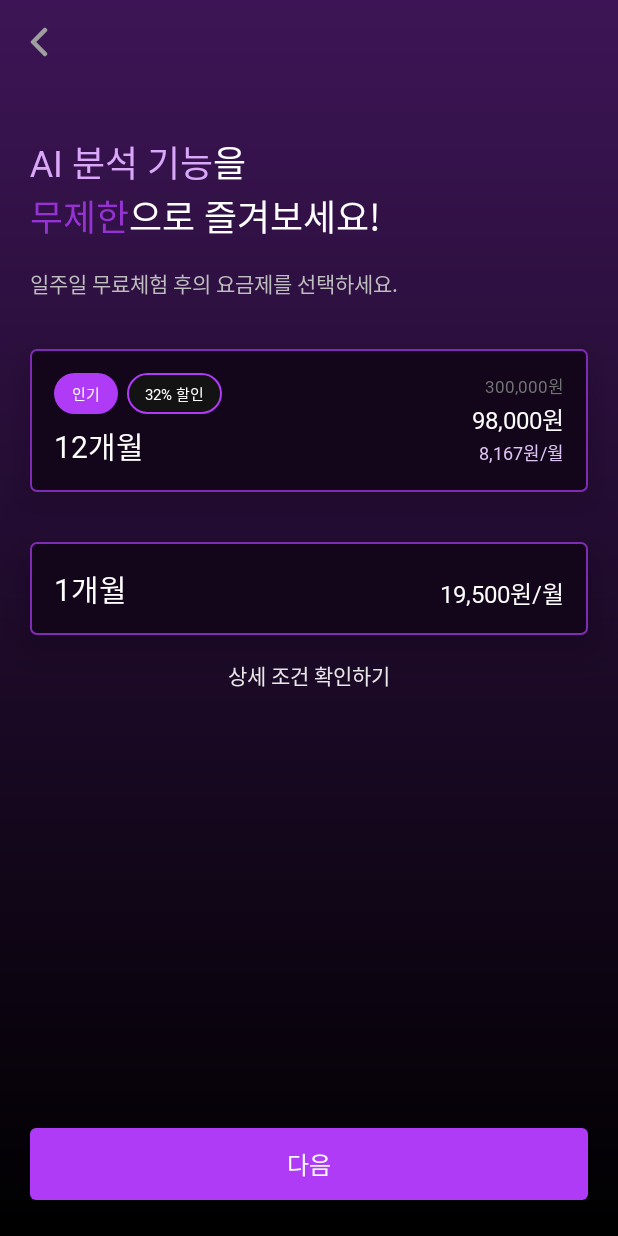
After one commit to Kusitms-29th-Soullive-C/frontend, an Android app: the fragment SubscribeFragment shown on its own in the app's theme, on a phone screen of 412 x 824 dp. The commit adds this screen. Run offline under Robolectric (Android 15) with nearby library versions, the phone set to English and light mode, and no system bars.

Commit message:
Design: 구독페이지 XML

```diff
--- /dev/null
+++ b/app/src/main/java/com/example/soullive/ui/event/SubscribeFragment.kt
@@ -0,0 +1,42 @@
+package com.example.soullive.ui.event
+
+import android.os.Bundle
+import androidx.fragment.app.Fragment
+import android.view.LayoutInflater
+import android.view.View
+import android.view.ViewGroup
+import androidx.navigation.fragment.findNavController
+import com.example.soullive.R
+import com.example.soullive.databinding.FragmentSubscribeBinding
+
+class SubscribeFragment : Fragment() {
+
+    private var _binding: FragmentSubscribeBinding? = null
+    private val binding get() = _binding!!
+
+    override fun onCreateView(
+        inflater: LayoutInflater,
+        container: ViewGroup?,
+        savedInstanceState: Bundle?
+    ): View? {
+        _binding = FragmentSubscribeBinding.inflate(inflater, container, false)
+        return binding.root
+
+    }
+
+    override fun onViewCreated(view: View, savedInstanceState: Bundle?) {
+        super.onViewCreated(view, savedInstanceState)
+        setBackButton()
+    }
+    private fun setBackButton() {
+        binding.subscribeToolbar.setNavigationOnClickListener {
+            val navController = findNavController()
+            navController.navigateUp()
+        }
+    }
+
+    override fun onDestroyView() {
+        super.onDestroyView()
+        _binding = null
+    }
+}
--- /dev/null
+++ b/app/src/main/res/drawable/bg_btn_keyword_border.xml
@@ -0,0 +1,6 @@
+<?xml version="1.0" encoding="utf-8"?>
+<shape xmlns:android="http://schemas.android.com/apk/res/android">
+    <solid android:color="@color/grey_900" />
+    <stroke android:width="1dp" android:color="@color/purple_400" />
+    <corners android:radius="1000dp" />
+</shape>
--- a/app/src/main/res/drawable/bg_btn_subscribe_selector.xml
+++ b/app/src/main/res/drawable/bg_btn_subscribe_selector.xml
@@ -1,13 +1,13 @@
 <?xml version="1.0" encoding="utf-8"?>
 <selector xmlns:android="http://schemas.android.com/apk/res/android">
-    <item android:state_pressed="true">
+    <item android:state_selected="true">
         <shape>
             <solid android:color="@color/purple_800" />
             <stroke android:width="1dp" android:color="@color/outline_02" />
             <corners android:radius="4dp" />
         </shape>
     </item>
-    <item android:state_pressed="false">
+    <item android:state_selected="false">
         <shape>
             <solid android:color="@color/purple_900" />
             <stroke android:width="1dp" android:color="@color/outline_02" />
--- /dev/null
+++ b/app/src/main/res/layout/fragment_subscribe.xml
@@ -0,0 +1,245 @@
+<?xml version="1.0" encoding="utf-8"?>
+<androidx.constraintlayout.widget.ConstraintLayout xmlns:android="http://schemas.android.com/apk/res/android"
+    xmlns:app="http://schemas.android.com/apk/res-auto"
+    xmlns:tools="http://schemas.android.com/tools"
+    android:layout_width="match_parent"
+    android:layout_height="match_parent"
+    android:background="@drawable/gradient_popup"
+    tools:context=".ui.event.SubscribeFragment">
+
+    <com.google.android.material.appbar.MaterialToolbar
+        android:id="@+id/subscribe_toolbar"
+        android:layout_width="0dp"
+        android:layout_height="?attr/actionBarSize"
+        app:layout_constraintEnd_toEndOf="parent"
+        app:layout_constraintStart_toStartOf="parent"
+        app:layout_constraintTop_toTopOf="parent"
+        app:navigationIcon="@drawable/ic_arrow_left" />
+
+    <TextView
+        android:id="@+id/tv_subscribe_title1"
+        android:layout_width="wrap_content"
+        android:layout_height="wrap_content"
+        android:layout_marginStart="20dp"
+        android:layout_marginTop="34dp"
+        android:fontFamily="@font/pretendard_bold"
+        android:text="@string/AI_분석_기능"
+        android:textColor="@color/purple_100"
+        android:textSize="24sp"
+        app:layout_constraintStart_toStartOf="parent"
+        app:layout_constraintTop_toBottomOf="@id/subscribe_toolbar" />
+
+    <TextView
+        android:id="@+id/tv_subscribe_title2"
+        android:layout_width="wrap_content"
+        android:layout_height="wrap_content"
+        android:layout_marginTop="34dp"
+        android:fontFamily="@font/pretendard_bold"
+        android:text="@string/을"
+        android:textColor="@color/white"
+        android:textSize="24sp"
+        app:layout_constraintStart_toEndOf="@id/tv_subscribe_title1"
+        app:layout_constraintTop_toBottomOf="@id/subscribe_toolbar" />
+
+    <TextView
+        android:id="@+id/tv_subscribe_title3"
+        android:layout_width="wrap_content"
+        android:layout_height="wrap_content"
+        android:layout_marginStart="20dp"
+        android:fontFamily="@font/pretendard_bold"
+        android:text="@string/무제한"
+        android:textColor="@color/purple_500"
+        android:textSize="24sp"
+        app:layout_constraintStart_toStartOf="parent"
+        app:layout_constraintTop_toBottomOf="@id/tv_subscribe_title1" />
+
+    <TextView
+        android:id="@+id/tv_event_popup_title4"
+        android:layout_width="wrap_content"
+        android:layout_height="wrap_content"
+        android:fontFamily="@font/pretendard_bold"
+        android:text="@string/으로_즐겨보세요"
+        android:textColor="@color/white"
+        android:textSize="24sp"
+        app:layout_constraintStart_toEndOf="@id/tv_subscribe_title3"
+        app:layout_constraintTop_toBottomOf="@id/tv_subscribe_title1" />
+
+    <TextView
+        android:id="@+id/tv_on_boarding_script"
+        android:layout_width="match_parent"
+        android:layout_height="wrap_content"
+        android:layout_marginStart="20dp"
+        android:layout_marginTop="16dp"
+        android:layout_marginEnd="20dp"
+        android:fontFamily="@font/pretendard_medium"
+        android:text="@string/일주일_무료체험_후의_요금제를_선택하세요"
+        android:textColor="@color/grey_100"
+        android:textSize="14sp"
+        app:layout_constraintStart_toStartOf="parent"
+        app:layout_constraintTop_toBottomOf="@id/tv_subscribe_title3" />
+
+    <androidx.constraintlayout.widget.ConstraintLayout
+        android:id="@+id/subscribe1"
+        android:layout_width="match_parent"
+        android:layout_height="wrap_content"
+        android:layout_marginHorizontal="20dp"
+        android:layout_marginTop="33dp"
+        android:background="@drawable/bg_btn_subscribe_selector"
+        android:elevation="15dp"
+        android:paddingHorizontal="16dp"
+        android:paddingVertical="16dp"
+        app:layout_constraintEnd_toEndOf="parent"
+        app:layout_constraintStart_toStartOf="parent"
+        app:layout_constraintTop_toBottomOf="@id/tv_on_boarding_script">
+
+        <TextView
+            android:id="@+id/tv_subscribe1_keyword1"
+            android:layout_width="wrap_content"
+            android:layout_height="wrap_content"
+            android:background="@drawable/bg_btn_keyword"
+            android:backgroundTint="@color/purple_400"
+            android:fontFamily="@font/pretendard_medium"
+            android:paddingHorizontal="12dp"
+            android:paddingVertical="6dp"
+            android:text="@string/인기"
+            android:textColor="@color/white"
+            android:textSize="10sp"
+            app:layout_constraintStart_toStartOf="parent"
+            app:layout_constraintTop_toTopOf="parent" />
+
+        <TextView
+            android:id="@+id/tv_subscribe1_keyword2"
+            android:layout_width="wrap_content"
+            android:layout_height="wrap_content"
+            android:layout_marginStart="6dp"
+            android:background="@drawable/bg_btn_keyword_border"
+            android:fontFamily="@font/pretendard_medium"
+            android:paddingHorizontal="12dp"
+            android:paddingVertical="6dp"
+            android:text="@string/삼십이퍼센트_할인"
+            android:textColor="@color/white"
+            android:textSize="10sp"
+            app:layout_constraintStart_toEndOf="@id/tv_subscribe1_keyword1"
+            app:layout_constraintTop_toTopOf="parent" />
+
+        <TextView
+            android:id="@+id/tv_subscribe1"
+            android:layout_width="wrap_content"
+            android:layout_height="wrap_content"
+            android:layout_marginTop="6dp"
+            android:fontFamily="@font/pretendard_medium"
+            android:text="@string/십이개월"
+            android:textColor="@color/white"
+            android:textSize="20sp"
+            app:layout_constraintBottom_toBottomOf="parent"
+            app:layout_constraintStart_toStartOf="parent"
+            app:layout_constraintTop_toBottomOf="@id/tv_subscribe1_keyword1" />
+
+        <TextView
+            android:id="@+id/tv_subscribe1_price1"
+            android:layout_width="wrap_content"
+            android:layout_height="wrap_content"
+            android:fontFamily="@font/pretendard_medium"
+            android:text="@string/삼십만원"
+            android:textColor="@color/grey_200"
+            android:textSize="11sp"
+            app:layout_constraintEnd_toEndOf="parent"
+            app:layout_constraintTop_toTopOf="parent" />
+
+        <TextView
+            android:id="@+id/tv_subscribe1_price2"
+            android:layout_width="wrap_content"
+            android:layout_height="wrap_content"
+            android:fontFamily="@font/pretendard_bold"
+            android:text="@string/구만팔천원"
+            android:textColor="@color/white"
+            android:textSize="16sp"
+            app:layout_constraintBottom_toTopOf="@id/tv_subscribe1_price3"
+            app:layout_constraintEnd_toEndOf="parent"
+            app:layout_constraintTop_toBottomOf="@id/tv_subscribe1_price1" />
+
+        <TextView
+            android:id="@+id/tv_subscribe1_price3"
+            android:layout_width="wrap_content"
+            android:layout_height="wrap_content"
+            android:fontFamily="@font/pretendard_medium"
+            android:text="@string/팔천백육십칠원월"
+            android:textColor="@color/purple_50"
+            android:textSize="12sp"
+            app:layout_constraintBottom_toBottomOf="parent"
+            app:layout_constraintEnd_toEndOf="parent"
+            app:layout_constraintTop_toBottomOf="@id/tv_subscribe1_price2" />
+
+
+    </androidx.constraintlayout.widget.ConstraintLayout>
+
+    <androidx.constraintlayout.widget.ConstraintLayout
+        android:id="@+id/subscribe2"
+        android:layout_width="match_parent"
+        android:layout_height="wrap_content"
+        android:layout_marginHorizontal="20dp"
+        android:layout_marginTop="33dp"
+        android:background="@drawable/bg_btn_subscribe_selector"
+        android:elevation="15dp"
+        android:paddingHorizontal="16dp"
+        android:paddingVertical="16dp"
+        app:layout_constraintEnd_toEndOf="parent"
+        app:layout_constraintStart_toStartOf="parent"
+        app:layout_constraintTop_toBottomOf="@id/subscribe1">
+
+        <TextView
+            android:id="@+id/tv_subscribe2"
+            android:layout_width="wrap_content"
+            android:layout_height="wrap_content"
+            android:layout_marginTop="6dp"
+            android:fontFamily="@font/pretendard_medium"
+            android:text="@string/일개월"
+            android:textColor="@color/white"
+            android:textSize="20sp"
+            app:layout_constraintBottom_toBottomOf="parent"
+            app:layout_constraintStart_toStartOf="parent" />
+
+
+        <TextView
+            android:id="@+id/tv_subscribe2_price"
+            android:layout_width="wrap_content"
+            android:layout_height="wrap_content"
+            android:fontFamily="@font/pretendard_bold"
+            android:text="@string/만구천오백원월"
+            android:textColor="@color/white"
+            android:textSize="16sp"
+            app:layout_constraintBottom_toBottomOf="parent"
+            app:layout_constraintEnd_toEndOf="parent" />
+
+
+    </androidx.constraintlayout.widget.ConstraintLayout>
+
+    <TextView
+        android:layout_width="wrap_content"
+        android:layout_height="wrap_content"
+        android:layout_marginTop="16dp"
+        android:fontFamily="@font/pretendard_medium"
+        android:text="@string/상세_조건_확인하기"
+        android:textColor="@color/grey_50"
+        app:layout_constraintEnd_toEndOf="parent"
+        app:layout_constraintStart_toStartOf="parent"
+        app:layout_constraintTop_toBottomOf="@id/subscribe2" />
+
+    <androidx.appcompat.widget.AppCompatButton
+        android:id="@+id/btn_subscribe_next"
+        android:layout_width="0dp"
+        android:layout_height="wrap_content"
+        android:layout_marginStart="20dp"
+        android:layout_marginEnd="20dp"
+        android:layout_marginBottom="24dp"
+        android:background="@drawable/bg_input_btn_selector"
+        android:fontFamily="@font/pretendard_medium"
+        android:gravity="center"
+        android:text="@string/btn_next"
+        android:textColor="@color/btn_input_text_selector"
+        android:textSize="16sp"
+        app:layout_constraintBottom_toBottomOf="parent"
+        app:layout_constraintEnd_toEndOf="parent"
+        app:layout_constraintStart_toStartOf="parent" />
+
+</androidx.constraintlayout.widget.ConstraintLayout>
--- a/app/src/main/res/values/colors.xml
+++ b/app/src/main/res/values/colors.xml
@@ -7,15 +7,17 @@
     <color name="primary_100">#DBA7FB</color>
     <color name="ic_unselect">#2E2E2E</color>
     <color name="outline_02">#802BB4</color>
+    <color name="purple_50">#DDC4F4</color>
     <color name="purple_100">#DBA7FB</color>
     <color name="purple_200">#FFBB86FC</color>
     <color name="purple_300">#CB80FA</color>
     <color name="purple_400">#AF3BF7</color>
-    <color name="purple_500">#FF6200EE</color>
+    <color name="purple_500">#9532D2</color>
     <color name="purple_600">#802BB4</color>
     <color name="purple_700">#3D1556</color>
     <color name="purple_800">#2C0F3E</color>
     <color name="purple_900">#13061B</color>
+    <color name="grey_50">#EAEAEA</color>
     <color name="grey_100">#BEBEBE</color>
     <color name="grey_150">#9F9F9F</color>
     <color name="grey_200">#737373</color>
--- a/app/src/main/res/values/strings.xml
+++ b/app/src/main/res/values/strings.xml
@@ -28,6 +28,7 @@
     <string name="일주일_무료체험_후의_요금제를_선택하세요">일주일 무료체험 후의 요금제를 선택하세요.</string>
     <string name="인기">인기</string>
     <string name="삼십이퍼센트_할인">32% 할인</string>
+    <string name="삼십만원">300,000원</string>
     <string name="구만팔천원">98,000원</string>
     <string name="팔천백육십칠원월">8,167원/월</string>
     <string name="만구천오백원월">19,500원/월</string>
```
